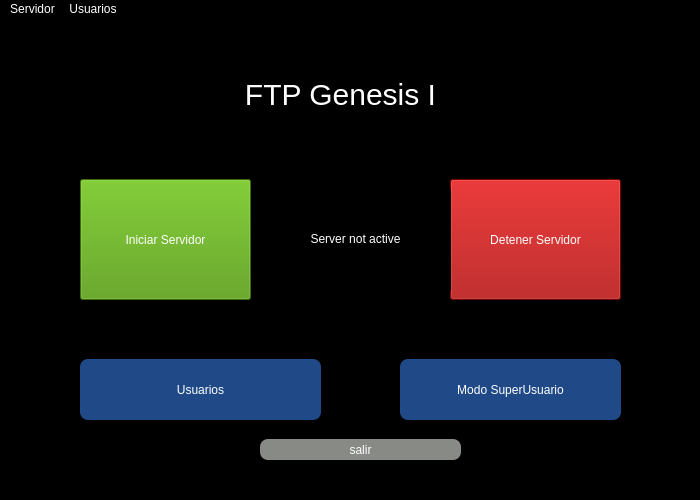
Before: the Qt Designer form mainPageServidor.ui in jorge-ld8/ftpServidor, drawn with Qt 5.
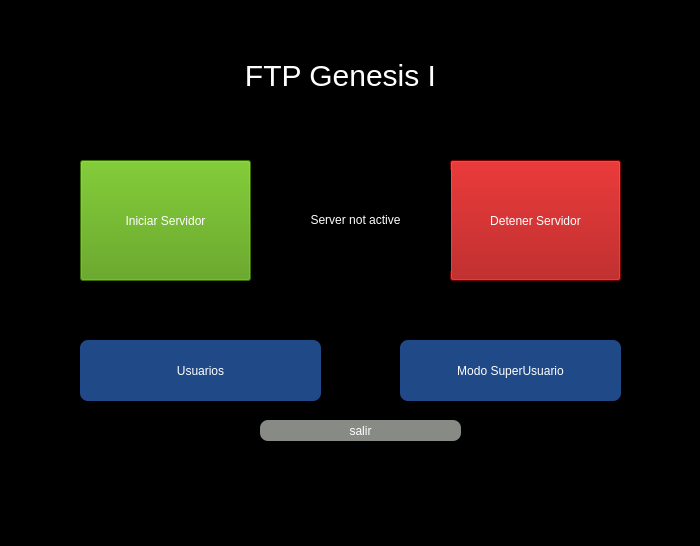
After: the same form once the commit is applied.

Commit message: añadido shortcut de login

```diff
--- a/mainPageServidor.ui
+++ b/mainPageServidor.ui
@@ -7,7 +7,7 @@
     <x>0</x>
     <y>0</y>
     <width>700</width>
-    <height>500</height>
+    <height>546</height>
    </rect>
   </property>
   <property name="windowTitle">
@@ -145,28 +145,6 @@
     </property>
    </widget>
   </widget>
-  <widget class="QMenuBar" name="menubar">
-   <property name="geometry">
-    <rect>
-     <x>0</x>
-     <y>0</y>
-     <width>700</width>
-     <height>26</height>
-    </rect>
-   </property>
-   <widget class="QMenu" name="menuServidor">
-    <property name="title">
-     <string>Servidor</string>
-    </property>
-   </widget>
-   <widget class="QMenu" name="menuUsuarios">
-    <property name="title">
-     <string>Usuarios</string>
-    </property>
-   </widget>
-   <addaction name="menuServidor"/>
-   <addaction name="menuUsuarios"/>
-  </widget>
   <widget class="QStatusBar" name="statusbar"/>
  </widget>
  <resources/>
```
The commit also changes 2 other files.
